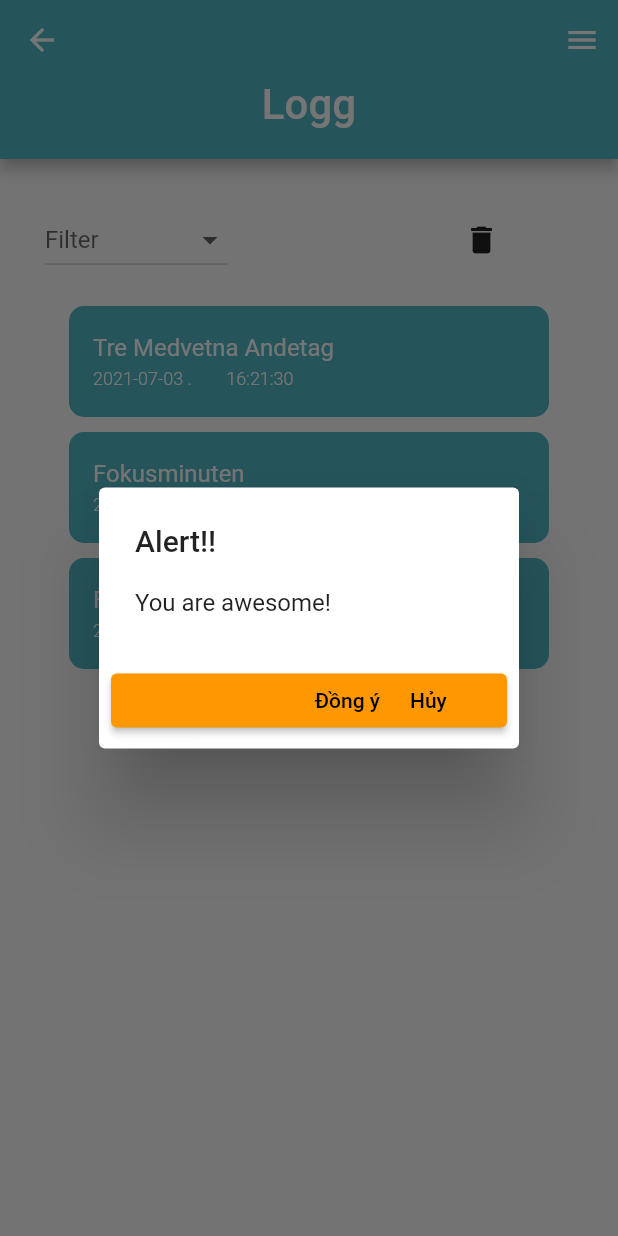
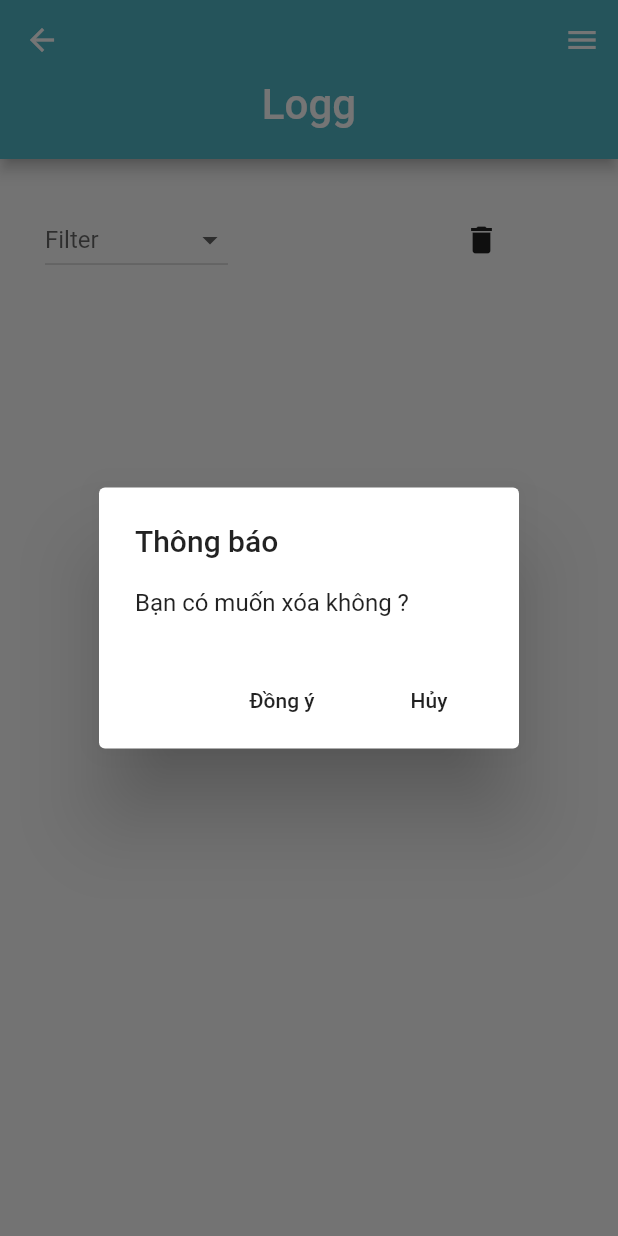
Before and after one commit to nhat091001/projectFlutter, a Flutter app: the LoggScreen screen opened directly, after a tap on the "delete" icon, on a phone screen of 412 x 824 dp. Run offline on Flutter 3.47's test engine with Material 2 defaults, Android fonts, the phone set to English and light mode, and no system bars; our stand-ins replace audioplayers, expandable, font_awesome_flutter, google_fonts, hive, hive_flutter and 1 more; missing offline and left inert: custom_check_box, radio_button_form_field, syncfusion_flutter_pdfviewer; accounts and stored records are empty.

Commit message:
update 9-12-2021

```diff
--- a/screen1/lib/screens/logg_screen.dart
+++ b/screen1/lib/screens/logg_screen.dart
@@ -3,6 +3,8 @@ import 'package:flutter/cupertino.dart';
 import 'package:flutter/material.dart';
 import '../models/logg_model.dart';
 import 'end_drawer_screen.dart';
+import 'package:hive/hive.dart';
+import 'package:hive_flutter/hive_flutter.dart';
 
 class LoggScreen extends StatefulWidget {
   @override
@@ -16,6 +18,18 @@ class _LoggScreenState extends State<LoggScreen> {
   String? valueLesson;
 
   final items = ['All', '2 days ago', '1 month ago', '2 months ago'];
+
+  Box? friendsBox;
+
+  @override
+  void initState() {
+    getFriendsBox();
+    super.initState();
+  }
+
+  void getFriendsBox() async {
+    friendsBox = Hive.box("friends");
+  }
 
   @override
   Widget build(BuildContext context) {
@@ -38,9 +52,8 @@ class _LoggScreenState extends State<LoggScreen> {
           ),
         ),
       ),
-      body: SafeArea(
-        child: SingleChildScrollView(
-          child: Column(
+      body: Container(
+        child: Stack(
           children: [
             Row(
               children: [
@@ -68,23 +81,23 @@ class _LoggScreenState extends State<LoggScreen> {
                   child: IconButton(
                     icon: Icon(Icons.delete),
                     onPressed: () {
+                      setState(() {
                         _showDialog(context);
+                      });
                     },
                   ),
                 ),
               ],
             ),
-
-
             Container(
-                margin: EdgeInsets.all(10),
-                height: 500,
-                width: 320,
-                child: ListView.builder(
-                    itemCount: loggList.length,
+              margin: EdgeInsets.fromLTRB(20, 130, 20, 0),
+              child: ValueListenableBuilder(
+                valueListenable: Hive.box('friends').listenable(),
+                builder: (context, box, widget) {
+                  return ListView.builder(
+                      itemCount: friendsBox?.length,
                       itemBuilder: (BuildContext contex, index) {
                         return SingleChildScrollView(
-
                           child: Container(
                             margin: EdgeInsets.fromLTRB(0, 10, 0, 0),
                             decoration: BoxDecoration(
@@ -93,48 +106,45 @@ class _LoggScreenState extends State<LoggScreen> {
                             child: Column(
                               children: [
                                 ExpansionTile(
-
                                   title: Container(
                                     child: Text(
-                                    loggList[index].title,
+                                      friendsBox?.getAt(index)!.title,
                                       style: TextStyle(color: Colors.white),
                                     ),
                                   ),
-
                                   subtitle: Row(
                                     children: [
-                                    Text(loggList[index].date,
+                                      Text(
+                                          friendsBox!
+                                              .getAt(index)
+                                              .dateTime
+                                              .toString(),
                                           style: TextStyle(
                                               fontFamily: 'Roboto-Light',
                                               fontSize: 12,
                                               color: Colors.white)),
-                                    SizedBox(
-                                      width: 20,
-                                    ),
-                                    Text(loggList[index].time,
-                                        style: TextStyle(
-                                            fontFamily: 'Roboto-Light',
-                                            fontSize: 12,
-                                            color: Colors.white))
                                     ],
                                   ),
                                   trailing: Icon(null),
-
                                   children: [
                                     Container(
                                       child: Column(
                                         children: [
-                                        Divider(color: Colors.white,),
+                                          Divider(
+                                            color: Colors.white,
+                                          ),
                                           Container(
-                                          margin: EdgeInsets.fromLTRB(0, 0, 250, 0),
+                                            margin: EdgeInsets.fromLTRB(
+                                                0, 0, 250, 5),
                                             child: Text(
-                                            'keep1',
+                                              friendsBox
+                                                  ?.getAt(index)!
+                                                  .noteTitle,
                                               textAlign: TextAlign.left,
                                               style: TextStyle(
                                                   fontFamily: 'Roboto-Light',
                                                   fontSize: 14,
                                                   color: Colors.white),
-
                                             ),
                                           ),
                                         ],
@@ -146,15 +156,15 @@ class _LoggScreenState extends State<LoggScreen> {
                             ),
                           ),
                         );
-                    }),
+                      });
+                },
+              ),
             ),
           ],
         ),
       ),
-      ),
       endDrawer: EndDrawerScreen(),
     );
-  }
   }
 
   void _showDialog(BuildContext context) {
@@ -162,28 +172,37 @@ void _showDialog(BuildContext context) {
       context: context,
       builder: (BuildContext context) {
         return AlertDialog(
-        title: new Text("Alert!!"),
-        content: new Text("You are awesome!"),
+          title: Text("Thông báo"),
+          content: Text("Bạn có muốn xóa không ?"),
           actions: <Widget>[
-          new ElevatedButton(
-            child: Row(
+            Row(
               children: [
                 SizedBox(
-                  width: 120,
+                  width: 70,
                 ),
-                Text('Đồng ý'),
+                FlatButton(
+                  onPressed: () {
+                    // friendsBox?.clear();
+                    friendsBox?.clear();
+                    Navigator.pop(context);
+                  },
+                  child: Text('Đồng ý'),
+                ),
                 SizedBox(
-                  width: 20,
+                  width: 10,
                 ),
-                Text("Hủy"),
+                FlatButton(
+                    onPressed: () {
+                      setState(() {
+                        Navigator.pop(context);
+                      });
+                    },
+                    child: Text("Hủy")),
               ],
-            ),
-            onPressed: () {
-              Navigator.of(context).pop();
-            },
             ),
           ],
         );
       },
     );
   }
+}
```
Also changed, not shown: screen1/lib/main.dart (+8 -1 lines), screen1/lib/screens/luutru2.dart (added, +18 -0 lines), screen1/lib/screens/ovningar.dart (+12 -23 lines), screen1/lib/screens/paminelser_screen.dart (+110 -74 lines), screen1/lib/screens/testData2.dart (added, +105 -0 lines), screen1/lib/screens/testdata.dart (+5 -4 lines), screen1/lib/screens/luutru2.g.dart (added). Lines whose indentation alone changed are shown as unchanged.
